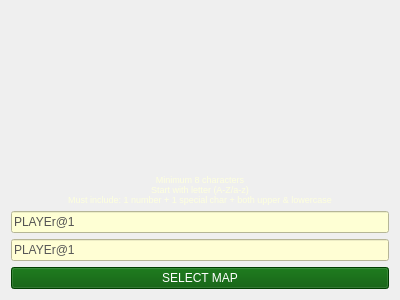
Qt form LoginPage.ui (husseinmrad311-bit/my_project) before a commit.
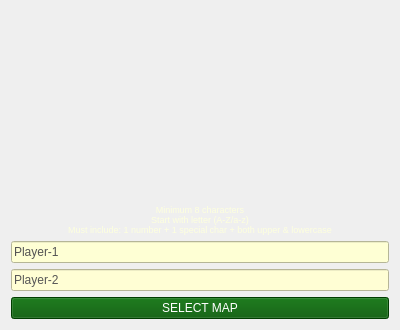
The same form after that commit. Icons and pictures are not drawn.

Diff of the .ui file:
```diff
--- a/LoginPage.ui
+++ b/LoginPage.ui
@@ -7,7 +7,7 @@
     <x>0</x>
     <y>0</y>
     <width>400</width>
-    <height>300</height>
+    <height>330</height>
    </rect>
   </property>
   <property name="windowTitle">
@@ -76,7 +76,7 @@
 background-color: rgb(254, 255, 212);</string>
      </property>
      <property name="text">
-      <string>PLAYEr@1</string>
+      <string>Player-1</string>
      </property>
     </widget>
    </item>
@@ -88,7 +88,7 @@
 background-color: rgb(255, 254, 212);</string>
      </property>
      <property name="text">
-      <string>PLAYEr@1</string>
+      <string>Player-2</string>
      </property>
     </widget>
    </item>
```
